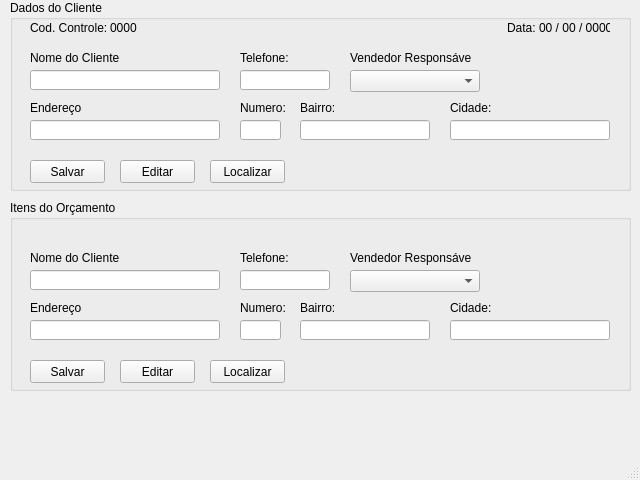
First picture: the form in telas_ui/tela_novo_orcamento.ui, repository pliniocefet/EsquadriCalcTeste, before the edit.
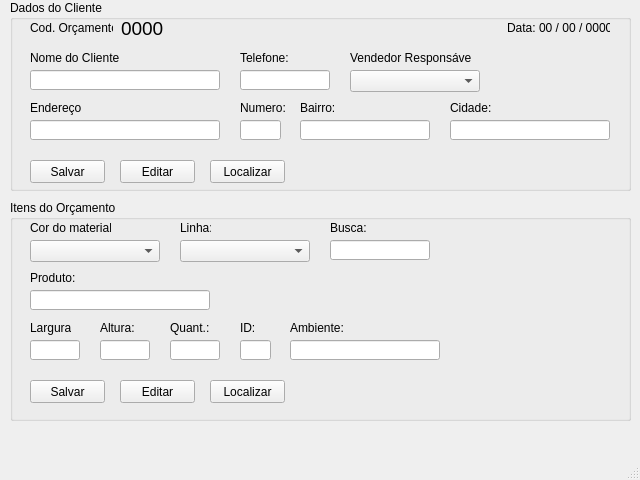
Second picture: the form after the edit.

Commit message: alterado tela de novo orçamento

```diff
--- a/telas_ui/tela_novo_orcamento.ui
+++ b/telas_ui/tela_novo_orcamento.ui
@@ -45,12 +45,17 @@
     <widget class="QLabel" name="lb_cod_controle">
      <property name="geometry">
       <rect>
-       <x>100</x>
-       <y>20</y>
-       <width>31</width>
-       <height>16</height>
+       <x>111</x>
+       <y>18</y>
+       <width>43</width>
+       <height>20</height>
       </rect>
      </property>
+     <property name="font">
+      <font>
+       <pointsize>14</pointsize>
+      </font>
+     </property>
      <property name="text">
       <string>0000</string>
      </property>
@@ -329,7 +334,7 @@
       <rect>
        <x>20</x>
        <y>20</y>
-       <width>81</width>
+       <width>83</width>
        <height>16</height>
       </rect>
      </property>
@@ -337,7 +342,7 @@
       <enum>Qt::NoFocus</enum>
      </property>
      <property name="text">
-      <string>Cod. Controle:</string>
+      <string>Cod. Orçamento:</string>
      </property>
     </widget>
     <widget class="QLabel" name="lb_data">
@@ -360,7 +365,7 @@
       <x>10</x>
       <y>200</y>
       <width>621</width>
-      <height>191</height>
+      <height>221</height>
      </rect>
     </property>
     <property name="title">
@@ -369,9 +374,9 @@
     <widget class="QLineEdit" name="entry_cidade_cliente_2">
      <property name="geometry">
       <rect>
-       <x>440</x>
-       <y>120</y>
-       <width>160</width>
+       <x>320</x>
+       <y>40</y>
+       <width>100</width>
        <height>20</height>
       </rect>
      </property>
@@ -383,7 +388,7 @@
      <property name="geometry">
       <rect>
        <x>110</x>
-       <y>160</y>
+       <y>180</y>
        <width>75</width>
        <height>23</height>
       </rect>
@@ -392,25 +397,12 @@
       <string>Editar</string>
      </property>
     </widget>
-    <widget class="QLabel" name="lb_nome_cliente_2">
+    <widget class="QLineEdit" name="entry_altura">
      <property name="geometry">
       <rect>
-       <x>20</x>
-       <y>50</y>
-       <width>90</width>
-       <height>16</height>
-      </rect>
-     </property>
-     <property name="text">
-      <string>Nome do Cliente:</string>
-     </property>
-    </widget>
-    <widget class="QLineEdit" name="entry_numero_cliente_2">
-     <property name="geometry">
-      <rect>
-       <x>230</x>
-       <y>120</y>
-       <width>41</width>
+       <x>90</x>
+       <y>140</y>
+       <width>50</width>
        <height>20</height>
       </rect>
      </property>
@@ -421,18 +413,18 @@
     <widget class="QComboBox" name="cb_vendedores_2">
      <property name="geometry">
       <rect>
-       <x>340</x>
-       <y>70</y>
+       <x>20</x>
+       <y>40</y>
        <width>130</width>
        <height>22</height>
       </rect>
      </property>
      <property name="placeholderText">
-      <string>Selecione o vendedor</string>
+      <string>Selecione a cor</string>
      </property>
      <item>
       <property name="text">
-       <string>Selecione o vendedor</string>
+       <string>Selecione a cor</string>
       </property>
      </item>
      <item>
@@ -480,34 +472,8 @@
      <property name="geometry">
       <rect>
        <x>20</x>
-       <y>120</y>
-       <width>190</width>
-       <height>20</height>
-      </rect>
-     </property>
-     <property name="text">
-      <string/>
-     </property>
-    </widget>
-    <widget class="QLabel" name="lb_telefone_cliente_2">
-     <property name="geometry">
-      <rect>
-       <x>230</x>
-       <y>50</y>
+       <y>140</y>
        <width>50</width>
-       <height>16</height>
-      </rect>
-     </property>
-     <property name="text">
-      <string>Telefone:</string>
-     </property>
-    </widget>
-    <widget class="QLineEdit" name="entry_telefone_cliente_2">
-     <property name="geometry">
-      <rect>
-       <x>230</x>
-       <y>70</y>
-       <width>90</width>
        <height>20</height>
       </rect>
      </property>
@@ -518,21 +484,21 @@
     <widget class="QLabel" name="lb_bairro_cliente_2">
      <property name="geometry">
       <rect>
-       <x>290</x>
-       <y>100</y>
-       <width>41</width>
+       <x>20</x>
+       <y>70</y>
+       <width>51</width>
        <height>16</height>
       </rect>
      </property>
      <property name="text">
-      <string>Bairro:</string>
+      <string>Produto:</string>
      </property>
     </widget>
     <widget class="QPushButton" name="bt_localizar_cliente_2">
      <property name="geometry">
       <rect>
        <x>200</x>
-       <y>160</y>
+       <y>180</y>
        <width>75</width>
        <height>23</height>
       </rect>
@@ -541,63 +507,50 @@
       <string>Localizar</string>
      </property>
     </widget>
-    <widget class="QLineEdit" name="entry_nome_cliente_2">
+    <widget class="QLabel" name="lb_busca_produto">
      <property name="geometry">
       <rect>
-       <x>20</x>
-       <y>70</y>
-       <width>190</width>
-       <height>20</height>
-      </rect>
-     </property>
-     <property name="text">
-      <string/>
-     </property>
-    </widget>
-    <widget class="QLabel" name="lb_cidade_cliente_2">
-     <property name="geometry">
-      <rect>
-       <x>440</x>
-       <y>100</y>
+       <x>320</x>
+       <y>20</y>
        <width>41</width>
        <height>16</height>
       </rect>
      </property>
      <property name="text">
-      <string>Cidade:</string>
+      <string>Busca:</string>
      </property>
     </widget>
     <widget class="QLabel" name="lb_endereco_cliente_2">
      <property name="geometry">
       <rect>
        <x>20</x>
-       <y>100</y>
-       <width>51</width>
+       <y>120</y>
+       <width>41</width>
        <height>16</height>
       </rect>
      </property>
      <property name="text">
-      <string>Endereço:</string>
+      <string>Largura:</string>
      </property>
     </widget>
     <widget class="QLabel" name="lb_numero_cliente_2">
      <property name="geometry">
       <rect>
-       <x>230</x>
-       <y>100</y>
+       <x>90</x>
+       <y>120</y>
        <width>45</width>
        <height>16</height>
       </rect>
      </property>
      <property name="text">
-      <string>Numero:</string>
+      <string>Altura:</string>
      </property>
     </widget>
     <widget class="QPushButton" name="bt_salvar_cliente_2">
      <property name="geometry">
       <rect>
        <x>20</x>
-       <y>160</y>
+       <y>180</y>
        <width>75</width>
        <height>23</height>
       </rect>
@@ -609,22 +562,86 @@
     <widget class="QLabel" name="lb_vendedor_cliente_2">
      <property name="geometry">
       <rect>
-       <x>340</x>
-       <y>50</y>
-       <width>121</width>
+       <x>20</x>
+       <y>20</y>
+       <width>81</width>
        <height>16</height>
       </rect>
      </property>
      <property name="text">
-      <string>Vendedor Responsável:</string>
+      <string>Cor do material:</string>
      </property>
     </widget>
     <widget class="QLineEdit" name="entry_bairro_cliente_2">
      <property name="geometry">
       <rect>
-       <x>290</x>
-       <y>120</y>
+       <x>20</x>
+       <y>90</y>
+       <width>180</width>
+       <height>20</height>
+      </rect>
+     </property>
+     <property name="text">
+      <string/>
+     </property>
+    </widget>
+    <widget class="QComboBox" name="cb_linha">
+     <property name="geometry">
+      <rect>
+       <x>170</x>
+       <y>40</y>
        <width>130</width>
+       <height>22</height>
+      </rect>
+     </property>
+     <property name="placeholderText">
+      <string>Selecione a Linha</string>
+     </property>
+     <item>
+      <property name="text">
+       <string>Selecione a Linha</string>
+      </property>
+     </item>
+     <item>
+      <property name="text">
+       <string>Linha Suprema</string>
+      </property>
+     </item>
+     <item>
+      <property name="text">
+       <string>Linha Gold</string>
+      </property>
+     </item>
+     <item>
+      <property name="text">
+       <string>Linha 30</string>
+      </property>
+     </item>
+     <item>
+      <property name="text">
+       <string>Linha 25</string>
+      </property>
+     </item>
+    </widget>
+    <widget class="QLabel" name="lb_linha">
+     <property name="geometry">
+      <rect>
+       <x>170</x>
+       <y>20</y>
+       <width>31</width>
+       <height>16</height>
+      </rect>
+     </property>
+     <property name="text">
+      <string>Linha:</string>
+     </property>
+    </widget>
+    <widget class="QLineEdit" name="entry_quantidade">
+     <property name="geometry">
+      <rect>
+       <x>160</x>
+       <y>140</y>
+       <width>50</width>
        <height>20</height>
       </rect>
      </property>
@@ -632,6 +649,71 @@
       <string/>
      </property>
     </widget>
+    <widget class="QLabel" name="lb_quantidade">
+     <property name="geometry">
+      <rect>
+       <x>160</x>
+       <y>120</y>
+       <width>45</width>
+       <height>16</height>
+      </rect>
+     </property>
+     <property name="text">
+      <string>Quant.:</string>
+     </property>
+    </widget>
+    <widget class="QLineEdit" name="entry_id_planta">
+     <property name="geometry">
+      <rect>
+       <x>230</x>
+       <y>140</y>
+       <width>31</width>
+       <height>20</height>
+      </rect>
+     </property>
+     <property name="text">
+      <string/>
+     </property>
+    </widget>
+    <widget class="QLabel" name="lb_id_planta">
+     <property name="geometry">
+      <rect>
+       <x>230</x>
+       <y>120</y>
+       <width>21</width>
+       <height>16</height>
+      </rect>
+     </property>
+     <property name="text">
+      <string>ID:</string>
+     </property>
+    </widget>
+    <widget class="QLineEdit" name="entry_quantidade_3">
+     <property name="geometry">
+      <rect>
+       <x>280</x>
+       <y>140</y>
+       <width>150</width>
+       <height>20</height>
+      </rect>
+     </property>
+     <property name="text">
+      <string/>
+     </property>
+    </widget>
+    <widget class="QLabel" name="lb_quantidade_3">
+     <property name="geometry">
+      <rect>
+       <x>280</x>
+       <y>120</y>
+       <width>61</width>
+       <height>16</height>
+      </rect>
+     </property>
+     <property name="text">
+      <string>Ambiente:</string>
+     </property>
+    </widget>
    </widget>
   </widget>
   <widget class="QStatusBar" name="statusbar"/>
```
Left out of the diff: 54 changed lines with no effect on the pictures.
